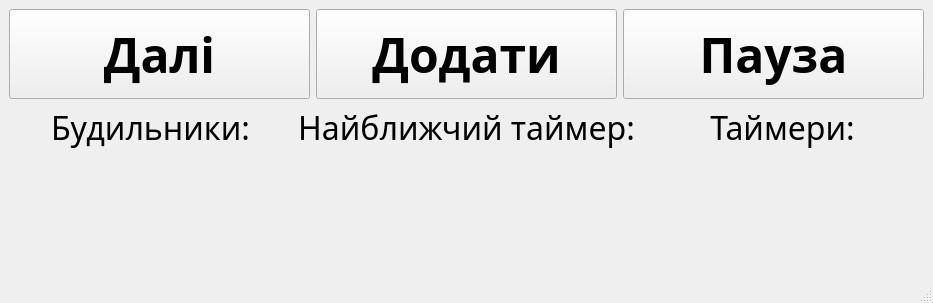
Above: 3 semester/OOOPLab2/mainwindow.ui from NaturalStupidlty/uni before the change. Below: the same form after it.
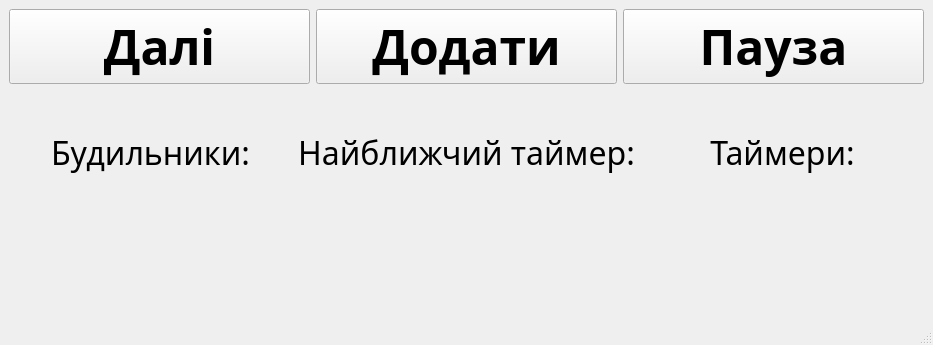
That is the form after the change.

Commit message: displaying timers with QGroupBoxes

The edit to the form file:
```diff
--- a/3 semester/OOOPLab2/mainwindow.ui
+++ b/3 semester/OOOPLab2/mainwindow.ui
@@ -7,7 +7,7 @@
     <x>0</x>
     <y>0</y>
     <width>933</width>
-    <height>303</height>
+    <height>345</height>
    </rect>
   </property>
   <property name="windowTitle">
@@ -22,7 +22,7 @@
         <item>
          <widget class="QPushButton" name="continueTimerButton">
           <property name="sizePolicy">
-           <sizepolicy hsizetype="Preferred" vsizetype="Preferred">
+           <sizepolicy hsizetype="Preferred" vsizetype="Maximum">
             <horstretch>0</horstretch>
             <verstretch>0</verstretch>
            </sizepolicy>
@@ -42,7 +42,7 @@
         <item>
          <widget class="QPushButton" name="setTimerButton">
           <property name="sizePolicy">
-           <sizepolicy hsizetype="Preferred" vsizetype="Preferred">
+           <sizepolicy hsizetype="Preferred" vsizetype="Maximum">
             <horstretch>0</horstretch>
             <verstretch>0</verstretch>
            </sizepolicy>
@@ -62,7 +62,7 @@
         <item>
          <widget class="QPushButton" name="pauseTimerButton">
           <property name="sizePolicy">
-           <sizepolicy hsizetype="Preferred" vsizetype="Preferred">
+           <sizepolicy hsizetype="Preferred" vsizetype="Maximum">
             <horstretch>0</horstretch>
             <verstretch>0</verstretch>
            </sizepolicy>
@@ -81,6 +81,22 @@
         </item>
        </layout>
       </item>
+      <item>
+       <spacer name="verticalSpacer">
+        <property name="orientation">
+         <enum>Qt::Vertical</enum>
+        </property>
+        <property name="sizeType">
+         <enum>QSizePolicy::Minimum</enum>
+        </property>
+        <property name="sizeHint" stdset="0">
+         <size>
+          <width>20</width>
+          <height>40</height>
+         </size>
+        </property>
+       </spacer>
+      </item>
       <item>
        <layout class="QHBoxLayout" name="Timers">
         <item>
@@ -169,14 +185,7 @@
                <number>0</number>
               </property>
               <item>
-               <layout class="QHBoxLayout" name="alarmsBox">
-                <property name="sizeConstraint">
-                 <enum>QLayout::SetDefaultConstraint</enum>
-                </property>
-                <item>
-                 <layout class="QVBoxLayout" name="alarmsList"/>
-                </item>
-               </layout>
+               <widget class="QWidget" name="alarmsList" native="true"/>
               </item>
              </layout>
             </item>
@@ -222,11 +231,7 @@
                <number>0</number>
               </property>
               <item>
-               <layout class="QHBoxLayout" name="regularTimersBox">
-                <item>
-                 <layout class="QVBoxLayout" name="regularTimersList"/>
-                </item>
-               </layout>
+               <widget class="QWidget" name="regularTimersList" native="true"/>
               </item>
              </layout>
             </item>
```
The commit also changes 6 other files.
